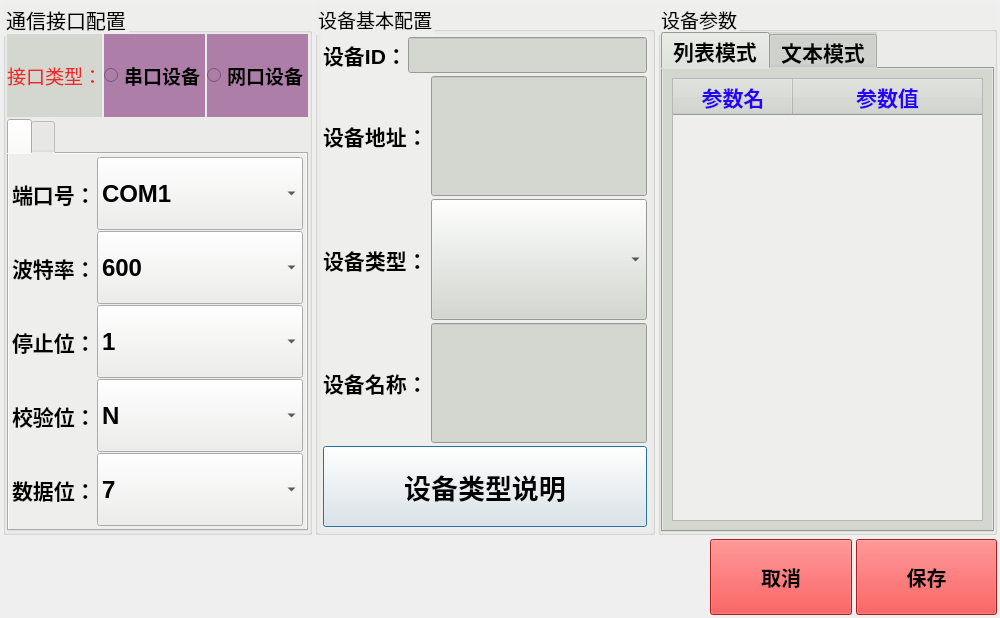
Old version of the form qt-app-master/devedit.ui in the repository aa123Eason/workcode.
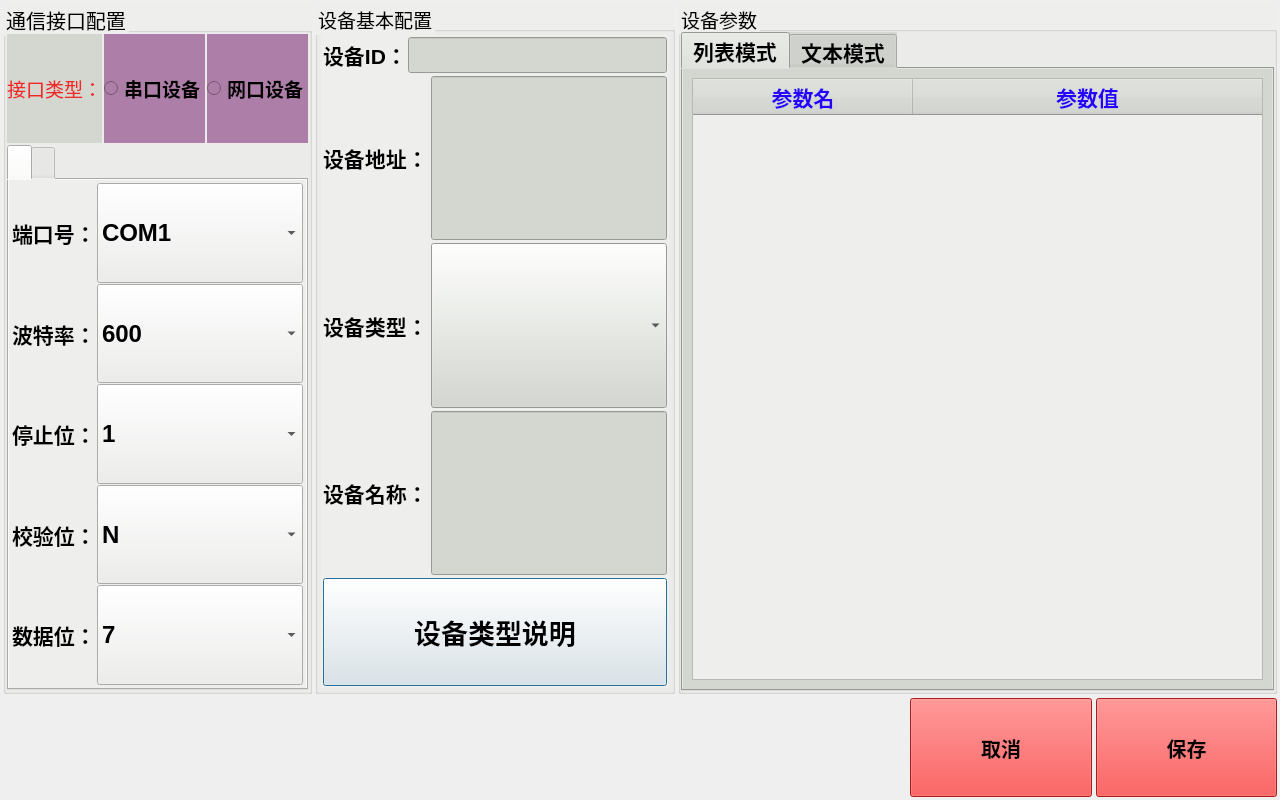
New version of the form. Icons and pictures are not drawn.

Diff of the .ui file:
```diff
--- a/qt-app-master/devedit.ui
+++ b/qt-app-master/devedit.ui
@@ -6,8 +6,8 @@
    <rect>
     <x>0</x>
     <y>0</y>
-    <width>1000</width>
-    <height>618</height>
+    <width>1280</width>
+    <height>800</height>
    </rect>
   </property>
   <property name="windowTitle">
@@ -30,7 +30,7 @@
     <number>3</number>
    </property>
    <item>
-    <layout class="QHBoxLayout" name="horizontalLayout_57" stretch="0,10,10">
+    <layout class="QHBoxLayout" name="horizontalLayout_57" stretch="0,6,10">
      <property name="spacing">
       <number>3</number>
      </property>
@@ -1032,7 +1032,7 @@
                <enum>Qt::ScrollBarAsNeeded</enum>
               </property>
               <attribute name="horizontalHeaderDefaultSectionSize">
-               <number>120</number>
+               <number>220</number>
               </attribute>
               <attribute name="horizontalHeaderStretchLastSection">
                <bool>true</bool>
```
